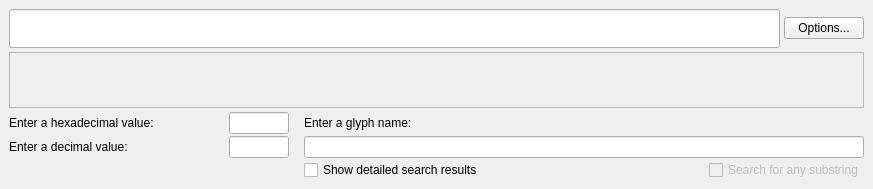
Above: mainwindow.ui from adamb924/UnicodeInput before the change. Below: the same form after it.
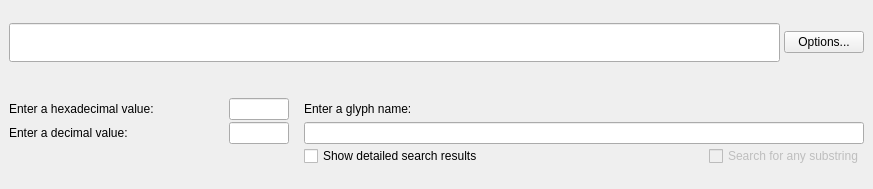
That is the form after the change. Custom widgets are drawn as their Qt base class.

Commit message: Increase/decrease font upon resize

```diff
--- a/mainwindow.ui
+++ b/mainwindow.ui
@@ -11,7 +11,7 @@
    </rect>
   </property>
   <property name="sizePolicy">
-   <sizepolicy hsizetype="Preferred" vsizetype="Fixed">
+   <sizepolicy hsizetype="Preferred" vsizetype="Preferred">
     <horstretch>0</horstretch>
     <verstretch>0</verstretch>
    </sizepolicy>
@@ -21,7 +21,7 @@
   </property>
   <widget class="QWidget" name="centralwidget">
    <property name="sizePolicy">
-    <sizepolicy hsizetype="Preferred" vsizetype="Fixed">
+    <sizepolicy hsizetype="Preferred" vsizetype="MinimumExpanding">
      <horstretch>0</horstretch>
      <verstretch>0</verstretch>
     </sizepolicy>
@@ -56,6 +56,12 @@
     </item>
     <item>
      <widget class="CharacterWidget" name="characterWidget">
+      <property name="sizePolicy">
+       <sizepolicy hsizetype="Preferred" vsizetype="Fixed">
+        <horstretch>0</horstretch>
+        <verstretch>0</verstretch>
+       </sizepolicy>
+      </property>
       <property name="frameShape">
        <enum>QFrame::StyledPanel</enum>
       </property>
```
The commit also changes 2 other files.
